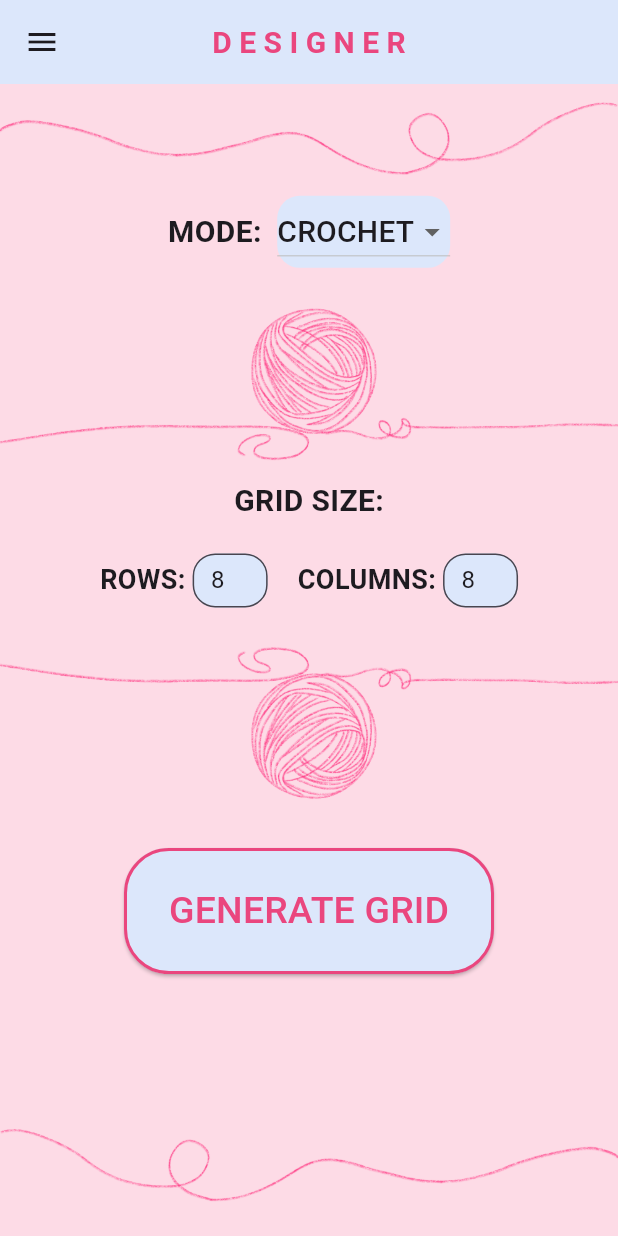
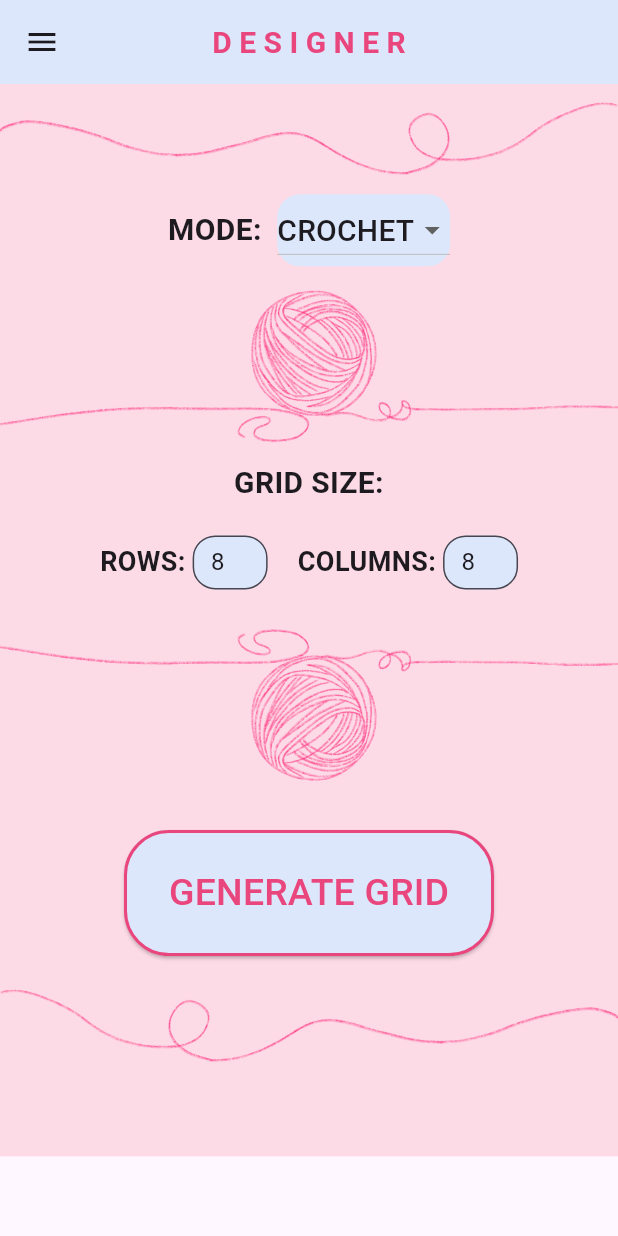
Before and after one commit to Ayesha-Jan/stitch-atlas, a Flutter app: the Designer screen opened by its route, on a phone screen of 412 x 824 dp. Run offline on Flutter 3.47's test engine with Material 3 defaults, Android fonts, the phone set to English and light mode, and no system bars; our stand-ins replace flutter_colorpicker, flutter_map, flutter_svg, latlong2.

Commit message:
Fixed rendor overflow of designer page

```diff
--- a/lib/pages/designer.dart
+++ b/lib/pages/designer.dart
@@ -98,31 +98,30 @@ class _DesignerState extends State<Designer> {
         ),
       ),
 
-      body: Container(
+      body: SafeArea(
+        child: Container(
           color: Color(0xFFFDDBE6),
+          child: SingleChildScrollView(
+            padding: EdgeInsets.only(bottom: 40), // for keyboard spacing
             child: Column(
+              crossAxisAlignment: CrossAxisAlignment.stretch,
               children: [
                 SizedBox(height: 10),
+
                 Image.asset(
                   'assets/images/designs/string.png',
                   width: double.infinity,
                   fit: BoxFit.fitWidth,
                 ),
-            Expanded(
-              child: Column(
-                children: [
+
+                SizedBox(height: 10),
+
                 Row(
                   mainAxisAlignment: MainAxisAlignment.center,
                   children: [
-
-                      SizedBox(height: 70),
-
                     Text(
                       "MODE:  ",
-                        style: TextStyle(
-                          fontSize: 20,
-                          fontWeight: FontWeight.bold,
-                        ),
+                      style: TextStyle(fontSize: 20, fontWeight: FontWeight.bold),
                     ),
                     Container(
                       decoration: BoxDecoration(
@@ -140,9 +139,7 @@ class _DesignerState extends State<Designer> {
                             value: m,
                             child: Text(
                               (m.toString().split('.').last).toUpperCase(),
-                                style: TextStyle(
-                                    fontSize: 20
-                                ),
+                              style: TextStyle(fontSize: 20),
                             ),
                           );
                         }).toList(),
@@ -163,10 +160,8 @@ class _DesignerState extends State<Designer> {
 
                 Text(
                   "GRID SIZE:",
-                    style: TextStyle(
-                        fontSize: 20,
-                        fontWeight: FontWeight.bold
-                    ),
+                  textAlign: TextAlign.center,
+                  style: TextStyle(fontSize: 20, fontWeight: FontWeight.bold),
                 ),
 
                 SizedBox(height: 20),
@@ -174,12 +169,7 @@ class _DesignerState extends State<Designer> {
                 Row(
                   mainAxisAlignment: MainAxisAlignment.center,
                   children: [
-                      Text("ROWS: ",
-                        style: TextStyle(
-                            fontSize: 18,
-                            fontWeight: FontWeight.bold
-                        ),
-                      ),
+                    Text("ROWS: ", style: TextStyle(fontSize: 18, fontWeight: FontWeight.bold)),
                     SizedBox(
                       width: 50,
                       child: TextField(
@@ -194,15 +184,8 @@ class _DesignerState extends State<Designer> {
                         ),
                       ),
                     ),
-
                     SizedBox(width: 20),
-
-                      Text("COLUMNS: ",
-                        style: TextStyle(
-                            fontSize: 18,
-                            fontWeight: FontWeight.bold
-                        ),
-                      ),
+                    Text("COLUMNS: ", style: TextStyle(fontSize: 18, fontWeight: FontWeight.bold)),
                     SizedBox(
                       width: 50,
                       child: TextField(
@@ -230,8 +213,8 @@ class _DesignerState extends State<Designer> {
 
                 SizedBox(height: 30),
 
-                  // GENERATE GRID BUTTON
-                  ElevatedButton(
+                Center(
+                  child: ElevatedButton(
                     onPressed: () {
                       final width = int.tryParse(widthController.text) ?? 8;
                       final height = int.tryParse(heightController.text) ?? 8;
@@ -252,38 +235,31 @@ class _DesignerState extends State<Designer> {
                     style: ElevatedButton.styleFrom(
                       backgroundColor: Color(0xFFDCE7FB),
                       foregroundColor: Color(0xFFEA467E),
-                      padding: EdgeInsets.symmetric(
-                        vertical: 24,
-                        horizontal: 30
-                      ),
+                      padding: EdgeInsets.symmetric(vertical: 24, horizontal: 30),
                       minimumSize: Size(200, 70),
                       shape: RoundedRectangleBorder(
                         borderRadius: BorderRadius.circular(30),
-                        side: BorderSide(
-                            color: Color(0xFFEA467E),
-                            width: 2
-                        )
-                      )
-                    ),
-                    child: Text(
-                      "GENERATE GRID",
-                      style: TextStyle(
-                        fontSize: 25,
+                        side: BorderSide(color: Color(0xFFEA467E), width: 2),
                       ),
                     ),
-                  ),
-                ],
+                    child: Text("GENERATE GRID", style: TextStyle(fontSize: 25)),
                   ),
                 ),
+
+                SizedBox(height: 20),
+
                 Image.asset(
                   'assets/images/designs/string_flipped.png',
                   width: double.infinity,
                   fit: BoxFit.fitWidth,
                 ),
+
                 SizedBox(height: 20),
               ],
+            ),
+          ),
+        ),
       )
-      ),
     );
   }
 }
```
Lines whose indentation alone changed are shown as unchanged.
